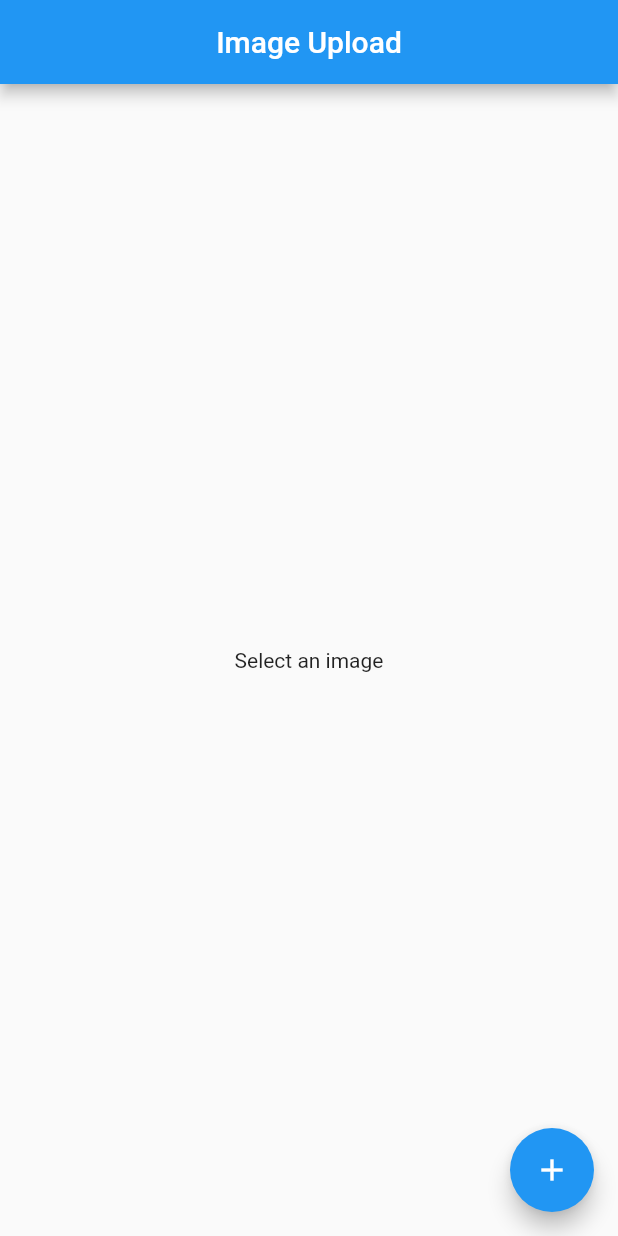
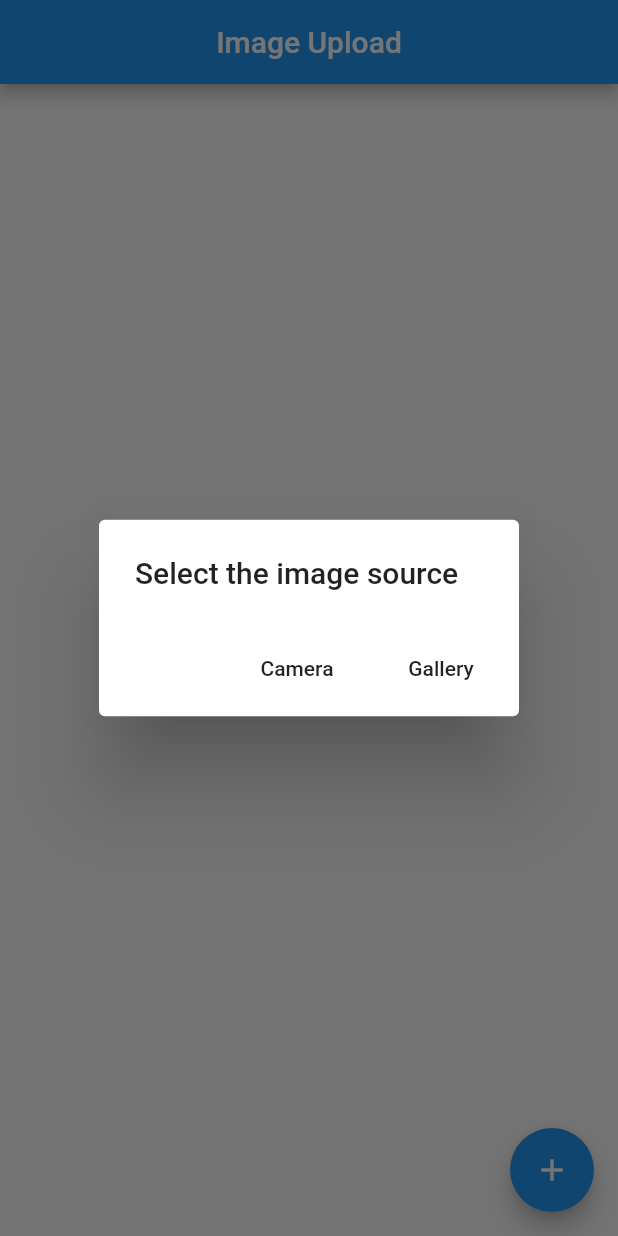
Before and after one commit to jahidRatul/imgWithfire, a Flutter app: the screen it shows after launch, after a tap on the "add" icon, on a phone screen of 412 x 824 dp. Run offline on Flutter 3.47's test engine with Material 2 defaults, Android fonts, the phone set to English and light mode, and no system bars; our stand-ins replace firebase_storage, image_picker; accounts and stored records are empty.

Commit message:
camera & gallery both option enabled

```diff
--- a/lib/main.dart
+++ b/lib/main.dart
@@ -25,7 +25,23 @@ class _MyHomePageState extends State<MyHomePage> {
   File sampleImage;
 
   Future getImage() async {
-    var tempImage = await ImagePicker.pickImage(source: ImageSource.gallery);
+    final imageSource = await showDialog<ImageSource>(
+      context: context,
+      builder: (context) => AlertDialog(
+        title: Text("Select the image source"),
+        actions: <Widget>[
+          MaterialButton(
+            child: Text("Camera"),
+            onPressed: () => Navigator.pop(context, ImageSource.camera),
+          ),
+          MaterialButton(
+            child: Text("Gallery"),
+            onPressed: () => Navigator.pop(context, ImageSource.gallery),
+          )
+        ],
+      ),
+    );
+    var tempImage = await ImagePicker.pickImage(source: imageSource);
 
     setState(() {
       sampleImage = tempImage;
```
Also changed, not shown: 2 other files.
